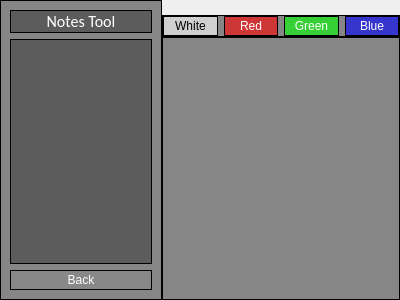
First picture: the form in Forms/Notes.ui, repository Michael-R-R/GW2_Tool_Hub, before the edit.
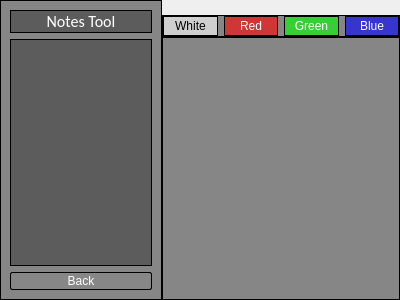
Second picture: the form after the edit.

```diff
--- a/Forms/Notes.ui
+++ b/Forms/Notes.ui
@@ -13,6 +13,83 @@
   <property name="windowTitle">
    <string>Form</string>
   </property>
+  <property name="styleSheet">
+   <string notr="true">QScrollBar:horizontal
+{
+    border: 1px solid #222222;
+    background-color: #3d3d3d;
+    height: 15px;
+    margin: 0px 16px 0 16px;
+}
+
+QScrollBar::handle:horizontal
+{
+	background-color: qlineargradient(spread:repeat, x1:1, y1:0, x2:1, y2:1, stop:0 rgba(97, 97, 97, 255),stop:1 rgba(90, 90, 90, 255));
+	border: 1px solid #2d2d2d;
+    min-height: 20px;
+}
+
+QScrollBar::add-line:horizontal
+{
+	background-color: qlineargradient(spread:repeat, x1:1, y1:0, x2:1, y2:1, stop:0 rgba(97, 97, 97, 255),stop:1 rgba(90, 90, 90, 255));
+	border: 1px solid #2d2d2d;
+    width: 15px;
+    subcontrol-position: right;
+    subcontrol-origin: margin;
+}
+
+QScrollBar::sub-line:horizontal
+{
+	background-color: qlineargradient(spread:repeat, x1:1, y1:0, x2:1, y2:1, stop:0 rgba(97, 97, 97, 255),stop:1 rgba(90, 90, 90, 255));
+	border: 1px solid #2d2d2d;
+    width: 15px;
+    subcontrol-position: left;
+    subcontrol-origin: margin;
+}
+
+QScrollBar::add-page:horizontal, QScrollBar::sub-page:horizontal
+{
+    background: none;
+}
+
+QScrollBar:vertical
+{
+    background-color: #3d3d3d;
+    width: 16px;
+	border: 1px solid #2d2d2d;
+    margin: 16px 0px 16px 0px;
+}
+
+QScrollBar::handle:vertical
+{
+    background-color: qlineargradient(spread:repeat, x1:1, y1:0, x2:1, y2:1, stop:0 rgba(97, 97, 97, 255),stop:1 rgba(90, 90, 90, 255));
+	border: 1px solid #2d2d2d;
+    min-height: 20px;
+}
+
+QScrollBar::add-line:vertical
+{
+	background-color: qlineargradient(spread:repeat, x1:1, y1:0, x2:1, y2:1, stop:0 rgba(97, 97, 97, 255),stop:1 rgba(90, 90, 90, 255));
+	border: 1px solid #2d2d2d;
+    height: 15px;
+    subcontrol-position: bottom;
+    subcontrol-origin: margin;
+}
+
+QScrollBar::sub-line:vertical
+{
+	background-color: qlineargradient(spread:repeat, x1:1, y1:0, x2:1, y2:1,     			stop:0 rgba(97, 97, 97, 255),stop:1 rgba(90, 90, 90, 255));
+	border: 1px solid #2d2d2d;
+    height: 15px;
+    subcontrol-position: top;
+    subcontrol-origin: margin;
+}
+
+QScrollBar::add-page:vertical, QScrollBar::sub-page:vertical
+{
+    background: none;
+}</string>
+  </property>
   <layout class="QHBoxLayout" name="horizontalLayout_2">
    <property name="spacing">
     <number>0</number>
@@ -40,12 +117,29 @@
 
 QPushButton
 {
-	background-color: rgb(136, 136, 136);
+	background-color: rgba(136, 136, 136, 30%);
 	color: white;
+	min-width: 80px;
+	border-style: solid;
+	border-width: 1px;
+	border-radius: 2px;
+	border-color: black;
+	padding: 1px;
+}
+
+QPushButton::flat
+{
+	background-color: transparent;
+	border: none;
+	color: #fff;
+}
+
+QPushButton::hover
+{
+	background-color: rgba(0, 39, 255, 20%);
 	border: 1px solid black;
-	padding: 2px;
-}
 
+}
 
 QPushButton:pressed 
 {
```
